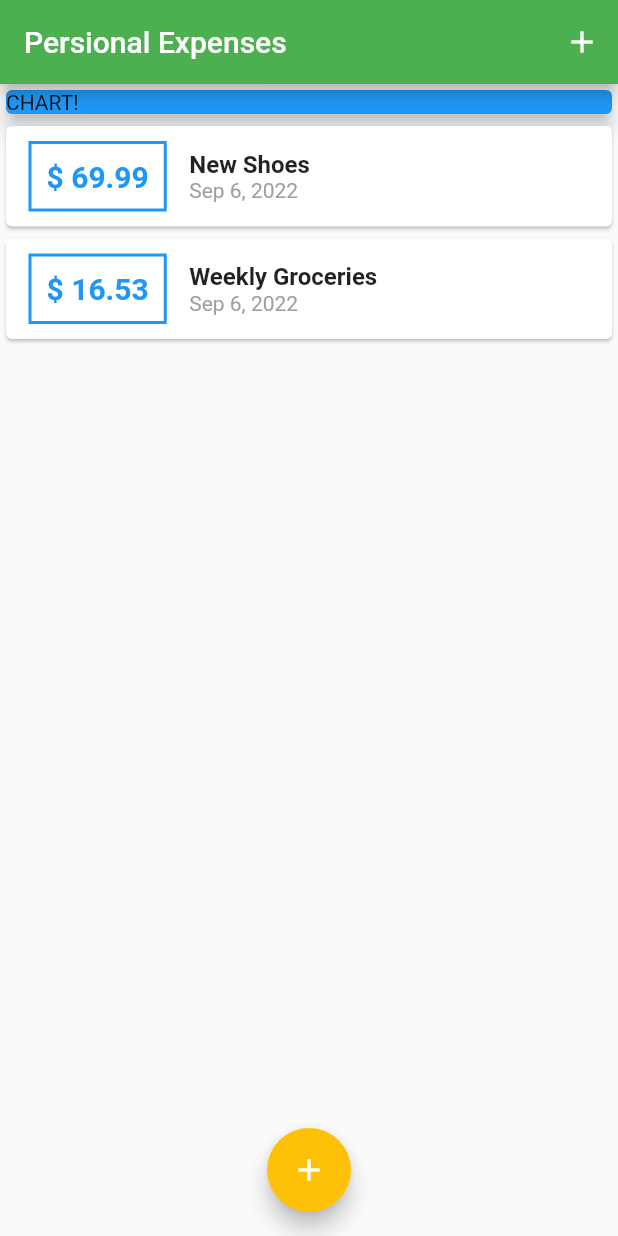
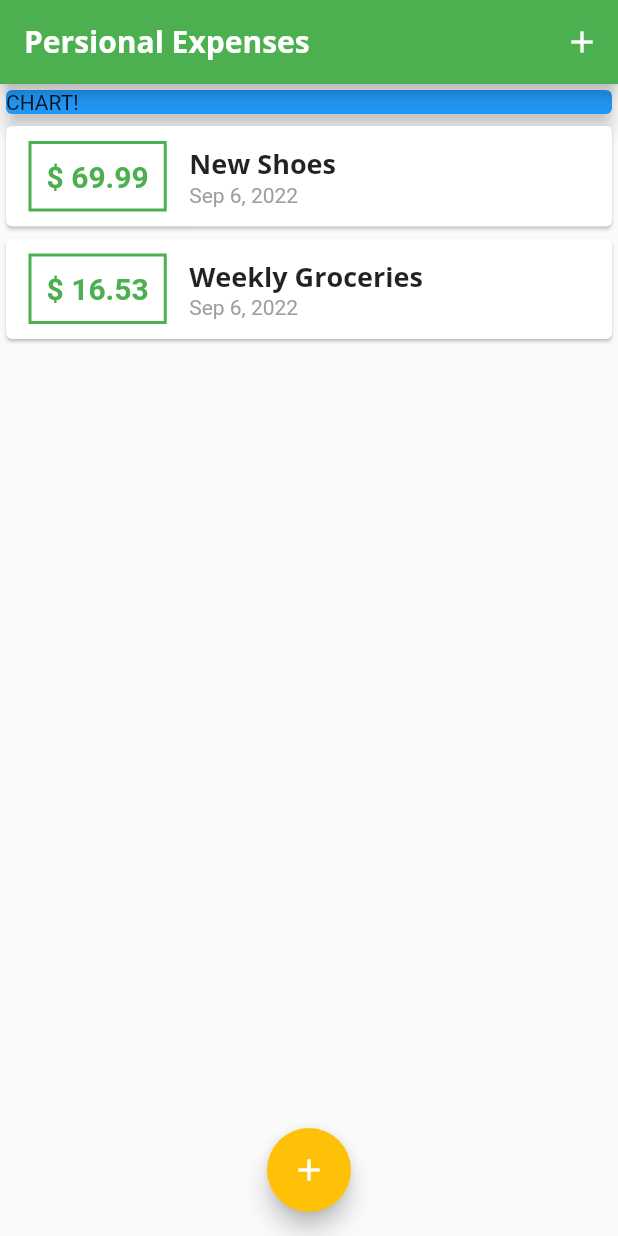
Before and after one commit to DuongYi/Flutter-Tutorial, a Flutter app: the screen it shows after launch, on a phone screen of 412 x 824 dp. Run offline on Flutter 3.47's test engine with Material 2 defaults, Android fonts, the phone set to English and light mode, and no system bars.

Commit message:
Custom Fonts & Working with Text Themes

```diff
--- a/lib/main.dart
+++ b/lib/main.dart
@@ -1,3 +1,5 @@
+// ignore_for_file: prefer_const_constructors
+
 import 'package:flutter/material.dart';
 
 import './widgets/new_transaction.dart';
@@ -12,6 +14,36 @@ class MyApp extends StatelessWidget {
     return MaterialApp(
       title: 'Persional Expenses',
       theme: ThemeData(
+        fontFamily: 'Quicksand',
+        textTheme: ThemeData.light().textTheme.copyWith(
+              subtitle1: TextStyle(
+                fontFamily: 'OpenSans',
+                fontWeight: FontWeight.bold,
+                fontSize: 18,
+              ),
+            ),
+        appBarTheme: AppBarTheme(
+          toolbarTextStyle: ThemeData.light()
+              .textTheme
+              .copyWith(
+                headline6: TextStyle(
+                  fontFamily: 'OpenSans',
+                  fontSize: 20,
+                  fontWeight: FontWeight.bold,
+                ),
+              )
+              .bodyText2,
+          titleTextStyle: ThemeData.light()
+              .textTheme
+              .copyWith(
+                headline6: TextStyle(
+                  fontFamily: 'OpenSans',
+                  fontSize: 20,
+                  fontWeight: FontWeight.bold,
+                ),
+              )
+              .headline6,
+        ),
         colorScheme: ColorScheme.fromSwatch(primarySwatch: Colors.green)
             .copyWith(secondary: Colors.amber),
       ),
@@ -71,7 +103,9 @@ class _MyHomePageState extends State<MyHomePage> {
   Widget build(BuildContext context) {
     return Scaffold(
       appBar: AppBar(
-        title: const Text('Persional Expenses'),
+        title: Text(
+          'Persional Expenses',
+        ),
         actions: <Widget>[
           IconButton(
             onPressed: () => _startAddNewTransaction(context),
--- a/lib/widgets/transaction_list.dart
+++ b/lib/widgets/transaction_list.dart
@@ -24,7 +24,7 @@ class TransactionList extends StatelessWidget {
                   ),
                   decoration: BoxDecoration(
                     border: Border.all(
-                      color: Theme.of(context).primaryColor,
+                      color: Theme.of(context).colorScheme.primary,
                       width: 2,
                     ),
                   ),
@@ -34,7 +34,7 @@ class TransactionList extends StatelessWidget {
                     style: TextStyle(
                       fontWeight: FontWeight.bold,
                       fontSize: 20,
-                      color: Theme.of(context).primaryColor,
+                      color: Theme.of(context).colorScheme.primary,
                     ),
                   ),
                 ),
@@ -43,10 +43,7 @@ class TransactionList extends StatelessWidget {
                   children: <Widget>[
                     Text(
                       transactions[index].title,
-                      style: const TextStyle(
-                        fontSize: 16,
-                        fontWeight: FontWeight.bold,
-                      ),
+                      style: Theme.of(context).textTheme.subtitle1,
                     ),
                     Text(
                       DateFormat.yMMMd().format(transactions[index].date),
```
Also changed, not shown: pubspec.yaml (+11 -6 lines), assets/fonts/OpenSans-Bold.ttf (added), assets/fonts/OpenSans-Regular.ttf (added), assets/fonts/Quicksand-Bold.ttf (added), assets/fonts/Quicksand-Light.ttf (added), assets/fonts/Quicksand-Medium.ttf (added), assets/fonts/Quicksand-Regular.ttf (added).
